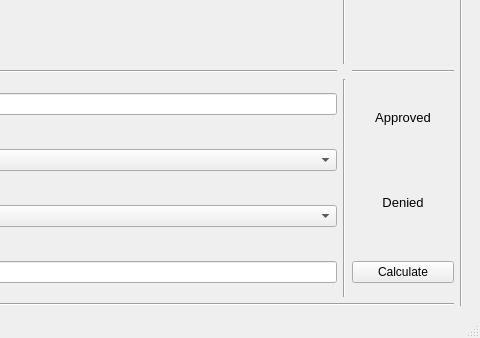
First picture: the form in src/ui.ui, repository ehc675/Loan_Eligibility, before the edit; both pictures show x 475 to 955 and y 135 to 473 of the 955 by 473 pixel window.
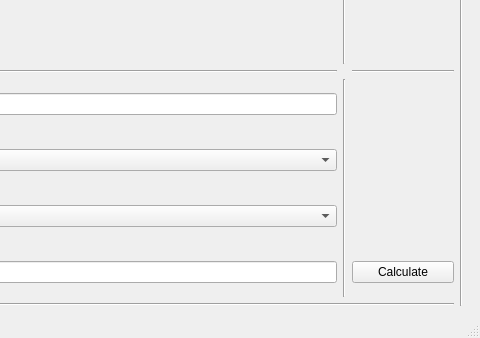
Second picture: the form after the edit.

The edit to the form file:
```diff
--- a/src/ui.ui
+++ b/src/ui.ui
@@ -204,22 +204,6 @@
        </property>
       </widget>
      </item>
-     <item row="6" column="7" rowspan="3">
-      <widget class="QLabel" name="denLabel">
-       <property name="font">
-        <font>
-         <family>Segoe UI</family>
-         <pointsize>10</pointsize>
-        </font>
-       </property>
-       <property name="text">
-        <string>Denied</string>
-       </property>
-       <property name="alignment">
-        <set>Qt::AlignCenter</set>
-       </property>
-      </widget>
-     </item>
      <item row="2" column="1" colspan="2">
       <widget class="Line" name="line">
        <property name="orientation">
@@ -489,28 +473,6 @@
        </property>
       </widget>
      </item>
-     <item row="3" column="7" rowspan="3">
-      <widget class="QLabel" name="appLabel">
-       <property name="font">
-        <font>
-         <family>Segoe UI</family>
-         <pointsize>10</pointsize>
-        </font>
-       </property>
-       <property name="layoutDirection">
-        <enum>Qt::LeftToRight</enum>
-       </property>
-       <property name="text">
-        <string>Approved</string>
-       </property>
-       <property name="textFormat">
-        <enum>Qt::RichText</enum>
-       </property>
-       <property name="alignment">
-        <set>Qt::AlignCenter</set>
-       </property>
-      </widget>
-     </item>
      <item row="6" column="1">
       <widget class="QLabel" name="ethLabel">
        <property name="font">
@@ -652,6 +614,30 @@
        </property>
       </widget>
      </item>
+     <item row="3" column="7" rowspan="6">
+      <widget class="QLabel" name="appLabel">
+       <property name="font">
+        <font>
+         <family>Segoe UI</family>
+         <pointsize>12</pointsize>
+         <weight>75</weight>
+         <bold>true</bold>
+        </font>
+       </property>
+       <property name="layoutDirection">
+        <enum>Qt::LeftToRight</enum>
+       </property>
+       <property name="text">
+        <string/>
+       </property>
+       <property name="textFormat">
+        <enum>Qt::RichText</enum>
+       </property>
+       <property name="alignment">
+        <set>Qt::AlignCenter</set>
+       </property>
+      </widget>
+     </item>
     </layout>
    </widget>
   </widget>
```
